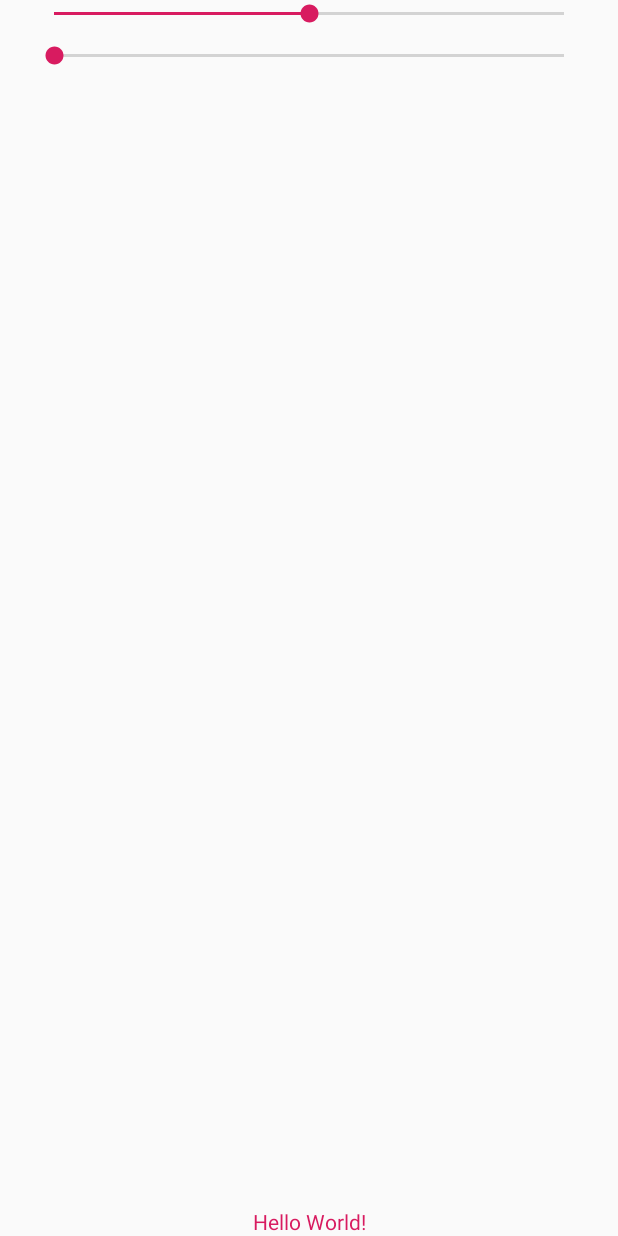
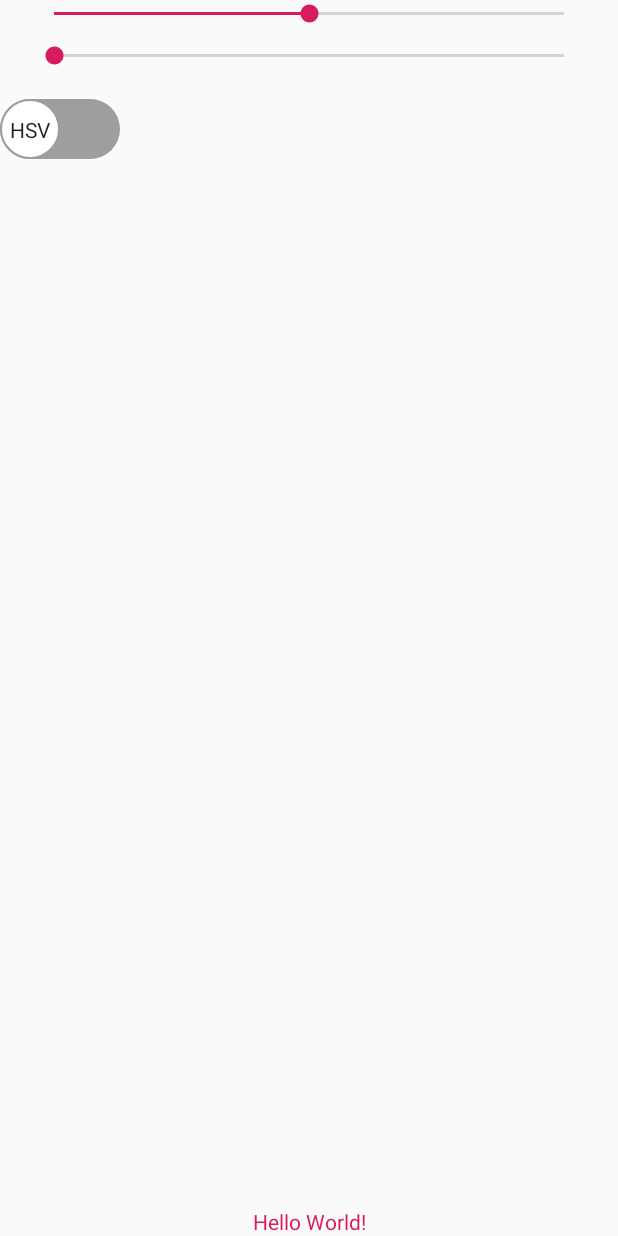
Before and after one commit to scorpioryf/WhatColorCamera, an Android app: the layout activity_camera.xml on its own in the app's theme, with its tools: preview values and no code run, on a phone screen of 412 x 824 dp. Run offline under Robolectric (Android 15) with nearby library versions, the phone set to English and light mode, and no system bars.

Commit message:
Runtime Camera with Switch.

```diff
--- a/app/src/main/res/layout/activity_camera.xml
+++ b/app/src/main/res/layout/activity_camera.xml
@@ -27,19 +27,23 @@
         android:id="@+id/sample_text"
         android:layout_width="wrap_content"
         android:layout_height="wrap_content"
+        android:layout_marginBottom="0dp"
+        android:onClick="clickText"
         android:text="Hello World!"
         android:textColor="@color/colorAccent"
+        app:layout_constraintBottom_toBottomOf="parent"
         app:layout_constraintLeft_toLeftOf="parent"
-        app:layout_constraintRight_toRightOf="parent"
-        app:layout_constraintBottom_toBottomOf="parent"
-        android:layout_marginBottom="0dp"
-        android:onClick="clickText"/>
+        app:layout_constraintRight_toRightOf="parent" />
 
     <LinearLayout
         android:layout_width="match_parent"
         android:layout_height="wrap_content"
         android:layout_alignParentBottom="true"
-        android:orientation="vertical">
+        android:orientation="vertical"
+        app:layout_constraintEnd_toEndOf="parent"
+        app:layout_constraintHorizontal_bias="0.5"
+        app:layout_constraintStart_toStartOf="parent"
+        app:layout_constraintTop_toTopOf="parent">
 
         <SeekBar
             android:id="@+id/seekBarK"
@@ -60,6 +64,19 @@
             android:max="100"
             android:min="0"
             android:progress="0" />
+
+        <Switch
+            android:id="@+id/switch2"
+            android:layout_width="wrap_content"
+            android:layout_height="wrap_content"
+            android:minWidth="20dp"
+            android:textOff="@string/hsv"
+            android:textOn="@string/rgb"
+            android:thumb="@drawable/thumb"
+            android:track="@drawable/track"
+            android:layout_marginEnd="10dp"
+            android:layout_marginTop="10dp"
+            android:showText="true" />
     </LinearLayout>
 
 
--- a/app/src/main/res/mipmap-anydpi-v26/ic_launcher.xml
+++ /dev/null
@@ -1,5 +0,0 @@
-<?xml version="1.0" encoding="utf-8"?>
-<adaptive-icon xmlns:android="http://schemas.android.com/apk/res/android">
-    <background android:drawable="@drawable/ic_launcher_background" />
-    <foreground android:drawable="@drawable/ic_launcher_foreground" />
-</adaptive-icon>
--- a/app/src/main/res/mipmap-anydpi-v26/ic_launcher_round.xml
+++ /dev/null
@@ -1,5 +0,0 @@
-<?xml version="1.0" encoding="utf-8"?>
-<adaptive-icon xmlns:android="http://schemas.android.com/apk/res/android">
-    <background android:drawable="@drawable/ic_launcher_background" />
-    <foreground android:drawable="@drawable/ic_launcher_foreground" />
-</adaptive-icon>
--- a/app/src/main/res/values/strings.xml
+++ b/app/src/main/res/values/strings.xml
@@ -4,4 +4,6 @@
     <string name="title_activity_camera">Camera</string>
     <string name="dummy_button">Dummy Button</string>
     <string name="dummy_content">DUMMY\nCONTENT</string>
+    <string name="rgb">RGB</string>
+    <string name="hsv">HSV</string>
 </resources>
```
Also changed, not shown: app/src/main/java/com/testdemo/holyg/gittest/Camera.java (+20 -0 lines), app/src/main/java/com/testdemo/holyg/gittest/MyNDKOpencv.java (+6 -1 lines).
